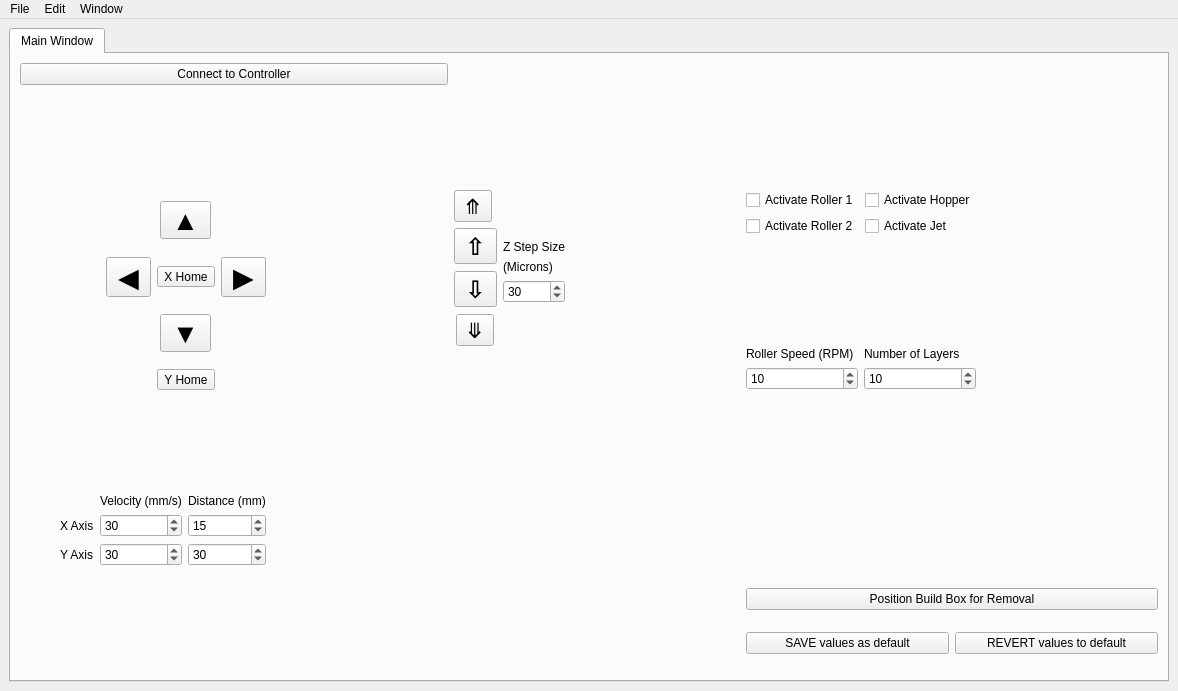
Old version of the form mainwindow.ui in the repository BYUCreateResearchLab/CREATE_LAB_Binder_Jet_Printer.
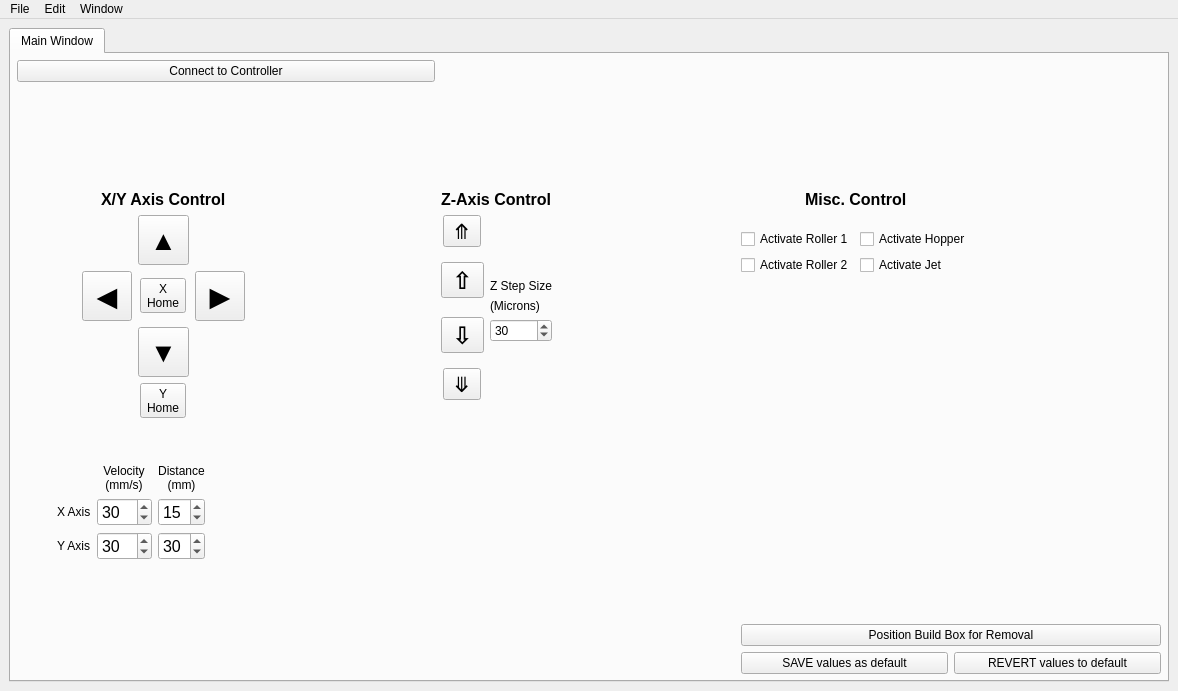
New version of the form.

```diff
--- a/mainwindow.ui
+++ b/mainwindow.ui
@@ -15,42 +15,42 @@
   </property>
   <widget class="QWidget" name="centralwidget">
    <layout class="QGridLayout" name="gridLayout_7">
-    <item row="0" column="0">
+    <item row="0" column="1">
      <widget class="QTabWidget" name="tabWidget">
+      <property name="font">
+       <font>
+        <pointsize>9</pointsize>
+       </font>
+      </property>
       <property name="currentIndex">
        <number>0</number>
       </property>
+      <property name="documentMode">
+       <bool>false</bool>
+      </property>
+      <property name="tabsClosable">
+       <bool>false</bool>
+      </property>
+      <property name="movable">
+       <bool>false</bool>
+      </property>
       <widget class="QWidget" name="mainWindow">
        <attribute name="title">
         <string>Main Window</string>
        </attribute>
        <layout class="QGridLayout" name="gridLayout_8">
-        <item row="5" column="1">
-         <spacer name="verticalSpacer_2">
-          <property name="orientation">
-           <enum>Qt::Vertical</enum>
-          </property>
-          <property name="sizeHint" stdset="0">
-           <size>
-            <width>20</width>
-            <height>40</height>
-           </size>
-          </property>
-         </spacer>
-        </item>
-        <item row="7" column="1">
-         <spacer name="verticalSpacer_4">
-          <property name="orientation">
-           <enum>Qt::Vertical</enum>
-          </property>
-          <property name="sizeHint" stdset="0">
-           <size>
-            <width>20</width>
-            <height>40</height>
-           </size>
-          </property>
-         </spacer>
-        </item>
+        <property name="leftMargin">
+         <number>6</number>
+        </property>
+        <property name="topMargin">
+         <number>6</number>
+        </property>
+        <property name="rightMargin">
+         <number>6</number>
+        </property>
+        <property name="bottomMargin">
+         <number>6</number>
+        </property>
         <item row="1" column="1">
          <spacer name="verticalSpacer_3">
           <property name="orientation">
@@ -64,59 +64,56 @@
           </property>
          </spacer>
         </item>
-        <item row="6" column="1">
+        <item row="5" column="1">
          <layout class="QGridLayout" name="gridLayout_5">
+          <item row="2" column="2">
+           <widget class="QSpinBox" name="yVelocity">
+            <property name="font">
+             <font>
+              <pointsize>12</pointsize>
+             </font>
+            </property>
+            <property name="value">
+             <number>30</number>
+            </property>
+           </widget>
+          </item>
           <item row="1" column="3">
            <widget class="QSpinBox" name="xDistance">
+            <property name="font">
+             <font>
+              <pointsize>12</pointsize>
+             </font>
+            </property>
             <property name="value">
              <number>15</number>
             </property>
            </widget>
           </item>
-          <item row="2" column="2">
-           <widget class="QSpinBox" name="yVelocity">
-            <property name="value">
-             <number>30</number>
-            </property>
-           </widget>
-          </item>
-          <item row="1" column="2">
-           <widget class="QSpinBox" name="xVelocity">
-            <property name="maximum">
-             <number>200</number>
-            </property>
-            <property name="value">
-             <number>30</number>
-            </property>
-           </widget>
-          </item>
           <item row="2" column="3">
            <widget class="QSpinBox" name="yDistance">
+            <property name="font">
+             <font>
+              <pointsize>12</pointsize>
+             </font>
+            </property>
             <property name="value">
              <number>30</number>
             </property>
            </widget>
           </item>
-          <item row="2" column="1">
-           <widget class="QLabel" name="Y_axis">
-            <property name="text">
-             <string>Y Axis</string>
+          <item row="0" column="4" rowspan="3">
+           <spacer name="horizontalSpacer_6">
+            <property name="orientation">
+             <enum>Qt::Horizontal</enum>
             </property>
-           </widget>
-          </item>
-          <item row="0" column="2">
-           <widget class="QLabel" name="VelocityLabel">
-            <property name="text">
-             <string>Velocity (mm/s)</string>
+            <property name="sizeHint" stdset="0">
+             <size>
+              <width>40</width>
+              <height>20</height>
+             </size>
             </property>
-           </widget>
-          </item>
-          <item row="0" column="3">
-           <widget class="QLabel" name="label_2">
-            <property name="text">
-             <string>Distance (mm)</string>
-            </property>
-           </widget>
+           </spacer>
           </item>
           <item row="1" column="1">
            <widget class="QLabel" name="X_axis">
@@ -125,7 +122,7 @@
             </property>
            </widget>
           </item>
-          <item row="1" column="0">
+          <item row="0" column="0" rowspan="3">
            <spacer name="horizontalSpacer">
             <property name="orientation">
              <enum>Qt::Horizontal</enum>
@@ -138,54 +135,53 @@
             </property>
            </spacer>
           </item>
-         </layout>
-        </item>
-        <item row="3" column="5">
-         <spacer name="verticalSpacer_6">
-          <property name="orientation">
-           <enum>Qt::Vertical</enum>
-          </property>
-          <property name="sizeHint" stdset="0">
-           <size>
-            <width>20</width>
-            <height>40</height>
-           </size>
-          </property>
-         </spacer>
-        </item>
-        <item row="2" column="2">
-         <spacer name="horizontalSpacer_3">
-          <property name="orientation">
-           <enum>Qt::Horizontal</enum>
-          </property>
-          <property name="sizeHint" stdset="0">
-           <size>
-            <width>40</width>
-            <height>20</height>
-           </size>
-          </property>
-         </spacer>
-        </item>
-        <item row="7" column="5" colspan="2">
-         <layout class="QGridLayout" name="gridLayout_6">
-          <item row="1" column="1">
-           <widget class="QPushButton" name="revertDefault">
+          <item row="0" column="2" alignment="Qt::AlignHCenter">
+           <widget class="QLabel" name="VelocityLabel">
+            <property name="font">
+             <font>
+              <pointsize>9</pointsize>
+              <kerning>true</kerning>
+             </font>
+            </property>
             <property name="text">
-             <string>REVERT values to default</string>
+             <string>Velocity
+(mm/s)</string>
             </property>
+            <property name="alignment">
+             <set>Qt::AlignCenter</set>
+            </property>
            </widget>
           </item>
-          <item row="0" column="0" colspan="2">
-           <widget class="QPushButton" name="removeBuildBox">
+          <item row="2" column="1">
+           <widget class="QLabel" name="Y_axis">
             <property name="text">
-             <string>Position Build Box for Removal</string>
+             <string>Y Axis</string>
             </property>
            </widget>
           </item>
-          <item row="1" column="0">
-           <widget class="QPushButton" name="saveDefault">
+          <item row="1" column="2">
+           <widget class="QSpinBox" name="xVelocity">
+            <property name="font">
+             <font>
+              <pointsize>12</pointsize>
+             </font>
+            </property>
+            <property name="maximum">
+             <number>200</number>
+            </property>
+            <property name="value">
+             <number>30</number>
+            </property>
+           </widget>
+          </item>
+          <item row="0" column="3" alignment="Qt::AlignHCenter">
+           <widget class="QLabel" name="label_2">
             <property name="text">
-             <string>SAVE values as default</string>
+             <string>Distance
+(mm)</string>
+            </property>
+            <property name="alignment">
+             <set>Qt::AlignCenter</set>
             </property>
            </widget>
           </item>
@@ -193,216 +189,125 @@
         </item>
         <item row="2" column="5">
          <layout class="QGridLayout" name="gridLayout_3">
-          <item row="0" column="0">
-           <widget class="QCheckBox" name="activateRoller1">
+          <property name="sizeConstraint">
+           <enum>QLayout::SetDefaultConstraint</enum>
+          </property>
+          <item row="2" column="2">
+           <widget class="QCheckBox" name="activateJet">
             <property name="text">
-             <string>Activate Roller 1</string>
+             <string>Activate Jet</string>
             </property>
            </widget>
           </item>
-          <item row="0" column="2">
+          <item row="1" column="2">
            <widget class="QCheckBox" name="activateHopper">
             <property name="text">
              <string>Activate Hopper</string>
             </property>
            </widget>
           </item>
-          <item row="1" column="0">
+          <item row="0" column="0" colspan="3" alignment="Qt::AlignHCenter|Qt::AlignTop">
+           <widget class="QLabel" name="label_4">
+            <property name="font">
+             <font>
+              <pointsize>12</pointsize>
+              <bold>true</bold>
+             </font>
+            </property>
+            <property name="text">
+             <string>Misc. Control</string>
+            </property>
+           </widget>
+          </item>
+          <item row="1" column="0" colspan="2">
+           <widget class="QCheckBox" name="activateRoller1">
+            <property name="text">
+             <string>Activate Roller 1</string>
+            </property>
+           </widget>
+          </item>
+          <item row="2" column="0" colspan="2">
            <widget class="QCheckBox" name="activateRoller2">
             <property name="text">
              <string>Activate Roller 2</string>
             </property>
            </widget>
           </item>
-          <item row="1" column="2">
-           <widget class="QCheckBox" name="activateJet">
-            <property name="text">
-             <string>Activate Jet</string>
-            </property>
-           </widget>
-          </item>
          </layout>
         </item>
-        <item row="4" column="5">
-         <layout class="QGridLayout" name="gridLayout_4">
-          <item row="0" column="0">
-           <widget class="QLabel" name="VelocityLabel_2">
-            <property name="text">
-             <string>Roller Speed (RPM)</string>
-            </property>
-           </widget>
-          </item>
-          <item row="0" column="1">
-           <widget class="QLabel" name="label_4">
-            <property name="text">
-             <string>Number of Layers</string>
-            </property>
-           </widget>
-          </item>
-          <item row="1" column="0">
-           <widget class="QSpinBox" name="rollerSpeed">
-            <property name="value">
-             <number>10</number>
-            </property>
-           </widget>
-          </item>
-          <item row="1" column="1">
-           <widget class="QSpinBox" name="numLayers">
-            <property name="value">
-             <number>10</number>
-            </property>
-           </widget>
-          </item>
-         </layout>
-        </item>
-        <item row="4" column="6">
-         <spacer name="horizontalSpacer_4">
-          <property name="orientation">
-           <enum>Qt::Horizontal</enum>
-          </property>
-          <property name="sizeHint" stdset="0">
-           <size>
-            <width>40</width>
-            <height>20</height>
-           </size>
-          </property>
-         </spacer>
-        </item>
-        <item row="2" column="4">
-         <spacer name="horizontalSpacer_5">
-          <property name="orientation">
-           <enum>Qt::Horizontal</enum>
-          </property>
-          <property name="sizeHint" stdset="0">
-           <size>
-            <width>40</width>
-            <height>20</height>
-           </size>
-          </property>
-         </spacer>
-        </item>
         <item row="0" column="1" colspan="2">
          <widget class="QPushButton" name="connect">
+          <property name="font">
+           <font>
+            <pointsize>9</pointsize>
+           </font>
+          </property>
           <property name="text">
            <string>Connect to Controller</string>
           </property>
          </widget>
         </item>
-        <item row="2" column="1" rowspan="3">
-         <layout class="QGridLayout" name="gridLayout" columnstretch="1,0,0,0">
-          <property name="horizontalSpacing">
-           <number>6</number>
+        <item row="4" column="6">
+         <spacer name="horizontalSpacer_4">
+          <property name="orientation">
+           <enum>Qt::Horizontal</enum>
           </property>
-          <item row="6" column="2">
-           <widget class="QToolButton" name="yHome">
-            <property name="text">
-             <string>Y Home</string>
-            </property>
-           </widget>
-          </item>
-          <item row="3" column="2">
-           <widget class="QToolButton" name="xHome">
-            <property name="text">
-             <string>X Home</string>
-            </property>
-           </widget>
-          </item>
-          <item row="5" column="2" alignment="Qt::AlignHCenter|Qt::AlignVCenter">
-           <widget class="QToolButton" name="yNegative">
-            <property name="baseSize">
-             <size>
-              <width>16</width>
-              <height>16</height>
-             </size>
-            </property>
-            <property name="font">
-             <font>
-              <pointsize>20</pointsize>
-              <bold>true</bold>
-              <kerning>true</kerning>
-             </font>
-            </property>
-            <property name="text">
-             <string>▼</string>
-            </property>
-           </widget>
-          </item>
-          <item row="3" column="3" alignment="Qt::AlignHCenter">
-           <widget class="QToolButton" name="xPositive">
-            <property name="sizePolicy">
-             <sizepolicy hsizetype="Fixed" vsizetype="Fixed">
-              <horstretch>0</horstretch>
-              <verstretch>0</verstretch>
-             </sizepolicy>
-            </property>
-            <property name="baseSize">
-             <size>
-              <width>16</width>
-              <height>16</height>
-             </size>
-            </property>
-            <property name="font">
-             <font>
-              <pointsize>20</pointsize>
-              <italic>false</italic>
-              <bold>true</bold>
-              <kerning>true</kerning>
-             </font>
-            </property>
-            <property name="text">
-             <string>▶</string>
-            </property>
-            <property name="iconSize">
-             <size>
-              <width>16</width>
-              <height>16</height>
-             </size>
-            </property>
-           </widget>
-          </item>
-          <item row="0" column="2" alignment="Qt::AlignHCenter|Qt::AlignVCenter">
-           <widget class="QToolButton" name="yPositive">
-            <property name="font">
-             <font>
-              <pointsize>20</pointsize>
-              <bold>true</bold>
-             </font>
-            </property>
-            <property name="text">
-             <string>▲</string>
-            </property>
-           </widget>
-          </item>
-          <item row="3" column="1" alignment="Qt::AlignHCenter">
-           <widget class="QToolButton" name="xNegative">
-            <property name="font">
-             <font>
-              <pointsize>20</pointsize>
-              <bold>true</bold>
-             </font>
-            </property>
-            <property name="text">
-             <string>◀</string>
-            </property>
-           </widget>
-          </item>
-          <item row="3" column="0">
-           <spacer name="horizontalSpacer_2">
-            <property name="orientation">
-             <enum>Qt::Horizontal</enum>
-            </property>
-            <property name="sizeHint" stdset="0">
-             <size>
-              <width>40</width>
-              <height>20</height>
-             </size>
-            </property>
-           </spacer>
-          </item>
-         </layout>
+          <property name="sizeHint" stdset="0">
+           <size>
+            <width>40</width>
+            <height>20</height>
+           </size>
+          </property>
+         </spacer>
+        </item>
+        <item row="2" column="2">
+         <spacer name="horizontalSpacer_3">
+          <property name="orientation">
+           <enum>Qt::Horizontal</enum>
+          </property>
+          <property name="sizeHint" stdset="0">
+           <size>
+            <width>40</width>
+            <height>20</height>
+           </size>
+          </property>
+         </spacer>
         </item>
         <item row="2" column="3" rowspan="3">
          <layout class="QGridLayout" name="gridLayout_2">
+          <item row="5" column="1">
+           <spacer name="verticalSpacer">
+            <property name="orientation">
+             <enum>Qt::Vertical</enum>
+            </property>
+            <property name="sizeHint" stdset="0">
+             <size>
+              <width>20</width>
+              <height>40</height>
+             </size>
+            </property>
+           </spacer>
+          </item>
+          <item row="3" column="1">
+           <widget class="QLabel" name="label_3">
+            <property name="text">
+             <string>(Microns)</string>
+            </property>
+           </widget>
+          </item>
+          <item row="1" column="1">
+           <spacer name="verticalSpacer_7">
+            <property name="orientation">
+             <enum>Qt::Vertical</enum>
+            </property>
+            <property name="sizeHint" stdset="0">
+             <size>
+              <width>20</width>
+              <height>40</height>
+             </size>
+            </property>
+           </spacer>
+          </item>
           <item row="4" column="1">
            <widget class="QSpinBox" name="zStepSize">
             <property name="minimum">
@@ -416,42 +321,12 @@
             </property>
            </widget>
           </item>
-          <item row="3" column="1">
-           <widget class="QLabel" name="label_3">
-            <property name="text">
-             <string>(Microns)</string>
-            </property>
-           </widget>
-          </item>
-          <item row="5" column="1">
-           <spacer name="verticalSpacer">
-            <property name="orientation">
-             <enum>Qt::Vertical</enum>
-            </property>
-            <property name="sizeHint" stdset="0">
-             <size>
-              <width>20</width>
-              <height>40</height>
-             </size>
-            </property>
-           </spacer>
-          </item>
-          <item row="1" column="1">
-           <spacer name="verticalSpacer_7">
-            <property name="orientation">
-             <enum>Qt::Vertical</enum>
-            </property>
-            <property name="sizeHint" stdset="0">
-             <size>
-              <width>20</width>
-              <height>40</height>
-             </size>
-            </property>
-           </spacer>
-          </item>
           <item row="1" column="0" rowspan="5">
            <layout class="QVBoxLayout" name="verticalLayout">
-            <item>
+            <property name="spacing">
+             <number>12</number>
+            </property>
+            <item alignment="Qt::AlignHCenter">
              <widget class="QToolButton" name="zMax">
               <property name="font">
                <font>
@@ -523,8 +398,280 @@
             </property>
            </spacer>
           </item>
+          <item row="0" column="0" colspan="2" alignment="Qt::AlignHCenter">
+           <widget class="QLabel" name="label_5">
+            <property name="font">
+             <font>
+              <pointsize>12</pointsize>
+              <bold>true</bold>
+             </font>
+            </property>
+            <property name="text">
+             <string>Z-Axis Control</string>
+            </property>
+           </widget>
+          </item>
          </layout>
         </item>
+        <item row="8" column="5" colspan="2">
+         <layout class="QGridLayout" name="gridLayout_6">
+          <item row="2" column="1">
+           <widget class="QPushButton" name="revertDefault">
+            <property name="text">
+             <string>REVERT values to default</string>
+            </property>
+           </widget>
+          </item>
+          <item row="1" column="0" colspan="2">
+           <widget class="QPushButton" name="removeBuildBox">
+            <property name="text">
+             <string>Position Build Box for Removal</string>
+            </property>
+           </widget>
+          </item>
+          <item row="2" column="0">
+           <widget class="QPushButton" name="saveDefault">
+            <property name="text">
+             <string>SAVE values as default</string>
+            </property>
+           </widget>
+          </item>
+          <item row="0" column="0" colspan="2">
+           <spacer name="verticalSpacer_9">
+            <property name="orientation">
+             <enum>Qt::Vertical</enum>
+            </property>
+            <property name="sizeHint" stdset="0">
+             <size>
+              <width>20</width>
+              <height>40</height>
+             </size>
+            </property>
+           </spacer>
+          </item>
+         </layout>
+        </item>
+        <item row="2" column="4">
+         <spacer name="horizontalSpacer_5">
+          <property name="orientation">
+           <enum>Qt::Horizontal</enum>
+          </property>
+          <property name="sizeHint" stdset="0">
+           <size>
+            <width>40</width>
+            <height>20</height>
+           </size>
+          </property>
+         </spacer>
+        </item>
+        <item row="2" column="1" rowspan="3">
+         <layout class="QGridLayout" name="gridLayout" columnstretch="0,0,0,0">
+          <property name="spacing">
+           <number>6</number>
+          </property>
+          <item row="4" column="0">
+           <spacer name="horizontalSpacer_2">
+            <property name="orientation">
+             <enum>Qt::Horizontal</enum>
+            </property>
+            <property name="sizeHint" stdset="0">
+             <size>
+              <width>40</width>
+              <height>20</height>
+             </size>
+            </property>
+           </spacer>
+          </item>
+          <item row="7" column="2" alignment="Qt::AlignHCenter|Qt::AlignVCenter">
+           <widget class="QToolButton" name="yHome">
+            <property name="font">
+             <font>
+              <pointsize>9</pointsize>
+             </font>
+            </property>
+            <property name="text">
+             <string>Y
+Home</string>
+            </property>
+           </widget>
+          </item>
+          <item row="4" column="2" alignment="Qt::AlignHCenter|Qt::AlignVCenter">
+           <widget class="QToolButton" name="xHome">
+            <property name="font">
+             <font>
+              <pointsize>9</pointsize>
+             </font>
+            </property>
+            <property name="text">
+             <string>X
+Home</string>
+            </property>
+           </widget>
+          </item>
+          <item row="6" column="2" alignment="Qt::AlignHCenter|Qt::AlignVCenter">
+           <widget class="QToolButton" name="yNegative">
+            <property name="minimumSize">
+             <size>
+              <width>50</width>
+              <height>50</height>
+             </size>
+            </property>
+            <property name="baseSize">
+             <size>
+              <width>16</width>
+              <height>16</height>
+             </size>
+            </property>
+            <property name="font">
+             <font>
+              <family>Yu Gothic UI</family>
+              <pointsize>20</pointsize>
+              <bold>true</bold>
+              <kerning>true</kerning>
+             </font>
+            </property>
+            <property name="text">
+             <string>▼</string>
+            </property>
+           </widget>
+          </item>
+          <item row="4" column="3" alignment="Qt::AlignHCenter">
+           <widget class="QToolButton" name="xPositive">
+            <property name="sizePolicy">
+             <sizepolicy hsizetype="Fixed" vsizetype="Fixed">
+              <horstretch>0</horstretch>
+              <verstretch>0</verstretch>
+             </sizepolicy>
+            </property>
+            <property name="minimumSize">
+             <size>
+              <width>50</width>
+              <height>50</height>
+             </size>
+            </property>
+            <property name="baseSize">
+             <size>
+              <width>16</width>
+              <height>16</height>
+             </size>
+            </property>
+            <property name="font">
+             <font>
+              <family>Yu Gothic UI</family>
+              <pointsize>20</pointsize>
+              <italic>false</italic>
+              <bold>true</bold>
+              <kerning>true</kerning>
+             </font>
+            </property>
+            <property name="text">
+             <string>▶</string>
+            </property>
+            <property name="iconSize">
+             <size>
+              <width>16</width>
+              <height>16</height>
+             </size>
+            </property>
+            <property name="toolButtonStyle">
+             <enum>Qt::ToolButtonIconOnly</enum>
+            </property>
+           </widget>
+          </item>
+          <item row="1" column="2" alignment="Qt::AlignHCenter|Qt::AlignVCenter">
+           <widget class="QToolButton" name="yPositive">
+            <property name="minimumSize">
+             <size>
+              <width>50</width>
+              <height>50</height>
+             </size>
+            </property>
+            <property name="font">
+             <font>
+              <family>Yu Gothic UI</family>
+              <pointsize>20</pointsize>
+              <bold>true</bold>
+             </font>
+            </property>
+            <property name="text">
+             <string>▲</string>
+            </property>
+           </widget>
+          </item>
+          <item row="8" column="2">
+           <spacer name="verticalSpacer_5">
+            <property name="orientation">
+             <enum>Qt::Vertical</enum>
+            </property>
+            <property name="sizeHint" stdset="0">
+             <size>
+              <width>20</width>
+              <height>40</height>
+             </size>
+            </property>
+           </spacer>
+          </item>
+          <item row="4" column="1" alignment="Qt::AlignHCenter">
+           <widget class="QToolButton" name="xNegative">
+            <property name="minimumSize">
+             <size>
+              <width>50</width>
+              <height>50</height>
+             </size>
+            </property>
+            <property name="font">
+             <font>
+              <family>Yu Gothic UI</family>
+              <pointsize>20</pointsize>
+              <bold>true</bold>
+             </font>
+            </property>
+            <property name="text">
+             <string>◀</string>
+            </property>
+           </widget>
+          </item>
+          <item row="0" column="1" colspan="3" alignment="Qt::AlignHCenter">
+           <widget class="QLabel" name="label_6">
+            <property name="font">
+             <font>
+              <pointsize>12</pointsize>
+              <bold>true</bold>
+             </font>
+            </property>
+            <property name="text">
+             <string>X/Y Axis Control</string>
+            </property>
+           </widget>
+          </item>
+         </layout>
+        </item>
+        <item row="7" column="1" rowspan="2">
+         <spacer name="verticalSpacer_4">
+          <property name="orientation">
+           <enum>Qt::Vertical</enum>
+          </property>
+          <property name="sizeHint" stdset="0">
+           <size>
+            <width>20</width>
+            <height>40</height>
+           </size>
+          </property>
+         </spacer>
+        </item>
+        <item row="3" column="5" rowspan="3">
+         <spacer name="verticalSpacer_6">
+          <property name="orientation">
+           <enum>Qt::Vertical</enum>
+          </property>
+          <property name="sizeHint" stdset="0">
+           <size>
+            <width>20</width>
+            <height>40</height>
+           </size>
+          </property>
+         </spacer>
+        </item>
        </layout>
       </widget>
      </widget>
@@ -540,7 +687,17 @@
      <height>21</height>
     </rect>
    </property>
+   <property name="font">
+    <font>
+     <pointsize>9</pointsize>
+    </font>
+   </property>
    <widget class="QMenu" name="menuPrinter_Controls">
+    <property name="font">
+     <font>
+      <pointsize>9</pointsize>
+     </font>
+    </property>
     <property name="title">
      <string>File</string>
     </property>
```
